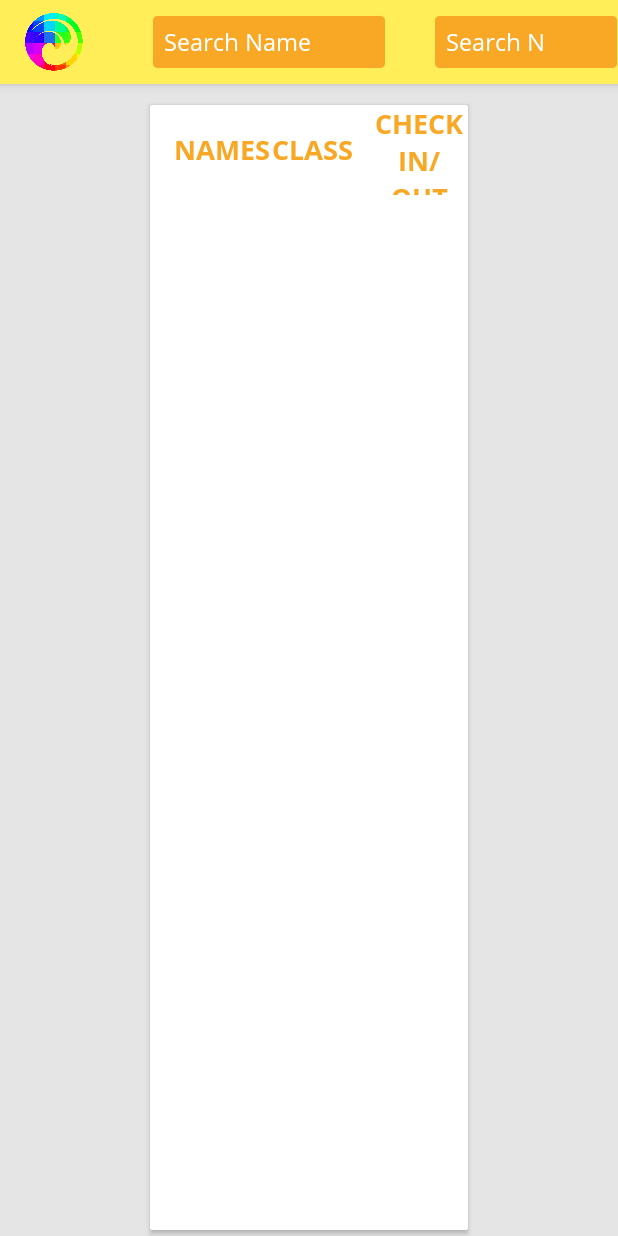
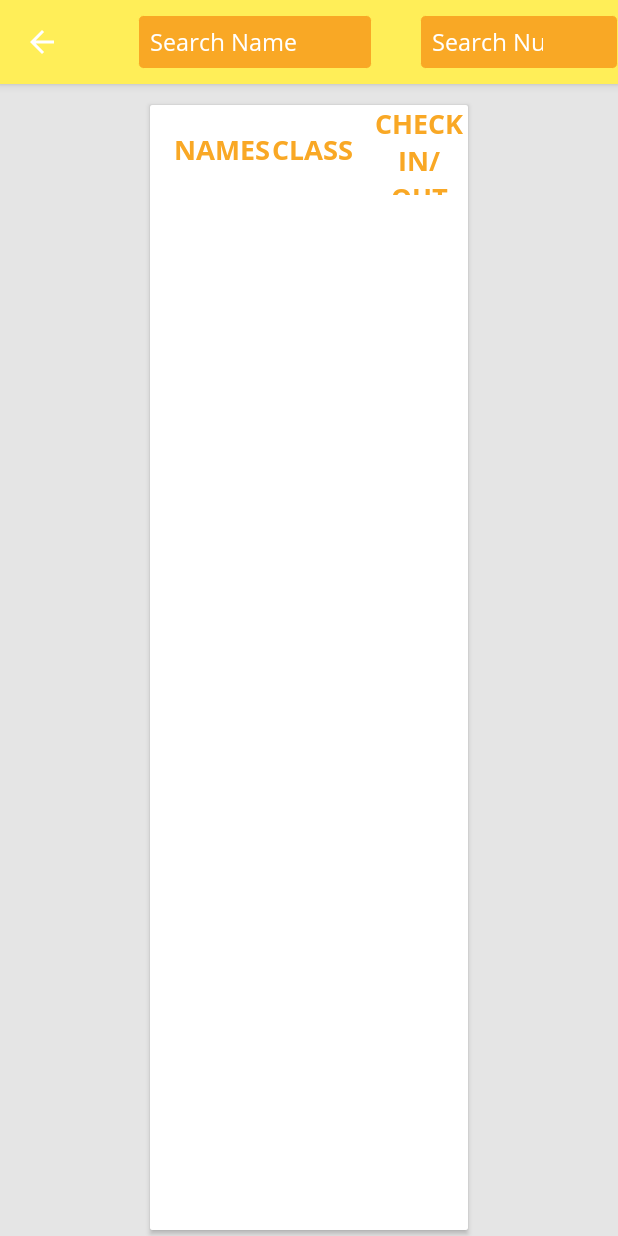
Before and after one commit to issyzac/OceanKids, an Android app: the KidsListActivity screen opened directly, with no data from a screen before it, on a phone screen of 412 x 824 dp. Run offline under Robolectric (Android 15) with nearby library versions, the phone set to English and light mode, and no system bars; our stand-ins replace Firebase (no records; nobody signed in at launch, a user with empty details on screens opened directly); libraries missing offline, so code that uses them is left out: com.mcxiaoke.koi; 2 statements that could not run were skipped.

Commit message:
Kids list activity from iMac

```diff
--- a/app/src/main/java/apps/issy/com/oceankids/KidsListActivity.kt
+++ b/app/src/main/java/apps/issy/com/oceankids/KidsListActivity.kt
@@ -26,6 +26,9 @@ class KidsListActivity : BaseActivity() {
     override fun onCreate(savedInstanceState: Bundle?) {
         super.onCreate(savedInstanceState)
         setContentView(R.layout.class_list_activity)
+
+        setSupportActionBar(toolbar)
+        supportActionBar!!.setDisplayHomeAsUpEnabled(true)
 
         val linearLayoutManager = LinearLayoutManager(this)
         kids_list.layoutManager = linearLayoutManager
--- a/app/src/main/res/layout/class_list_activity.xml
+++ b/app/src/main/res/layout/class_list_activity.xml
@@ -29,6 +29,7 @@
                 android:paddingBottom="8dp">
 
                 <ImageView
+                    android:visibility="gone"
                     android:layout_width="40dp"
                     android:layout_height="40dp"
                     android:layout_centerVertical="true"
@@ -38,7 +39,7 @@
                 <EditText
                     android:layout_width="wrap_content"
                     android:layout_height="55dp"
-                    android:layout_marginLeft="85dp"
+                    android:layout_marginLeft="20dp"
                     android:layout_marginTop="2dp"
                     android:layout_marginBottom="2dp"
                     android:paddingLeft="8dp"
```
